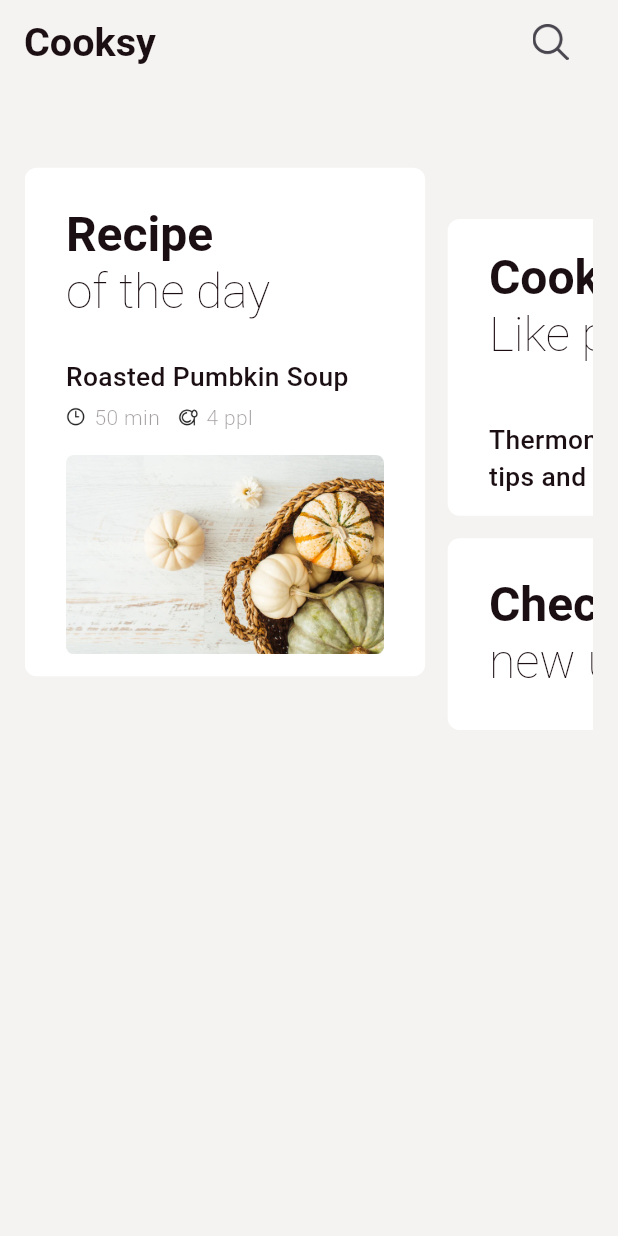
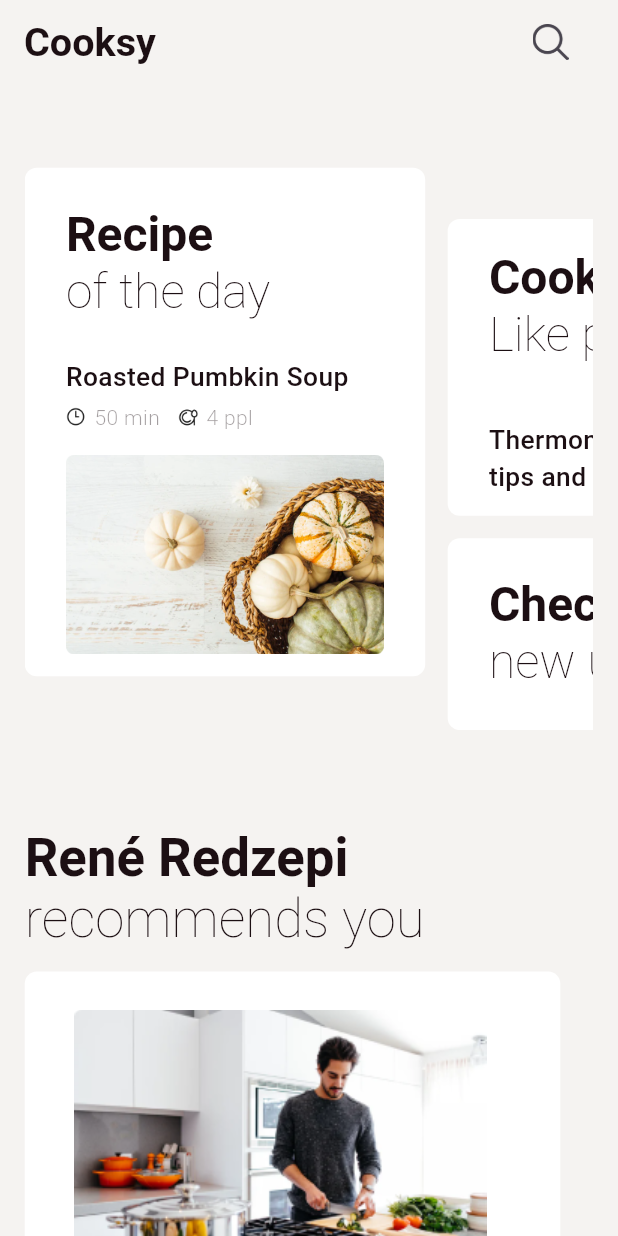
Before and after one commit to Abd2lhakam19/Recipe_App, a Flutter app: the Inspiration screen opened directly, on a phone screen of 412 x 824 dp. Run offline on Flutter 3.47's test engine with Material 3 defaults, Android fonts, the phone set to English and light mode, and no system bars; our stand-ins replace animate_do, flutter_screenutil, flutter_svg, gap.

Commit message:
Finished Inspiration Screen Ui

```diff
--- a/lib/core/helper/app_assets.dart
+++ b/lib/core/helper/app_assets.dart
@@ -8,5 +8,6 @@ class AppAseets {
       search = "assets/images/Search.png",
       clock = "assets/images/Clock.png",
       tableware = "assets/images/Tableware.png",
-      food = "assets/images/food.png";
+      food = "assets/images/food.png",
+      food2 = "assets/images/food2.png";
 }
--- a/lib/features/inspiration/ui/inspiration_screen.dart
+++ b/lib/features/inspiration/ui/inspiration_screen.dart
@@ -1,6 +1,8 @@
 import 'package:cooking_app/core/helper/app_assets.dart';
 import 'package:cooking_app/core/helper/app_strings.dart';
 import 'package:cooking_app/core/theming/text_styles.dart';
+import 'package:cooking_app/features/inspiration/ui/widgets/bottom_section.dart';
+import 'package:cooking_app/features/inspiration/ui/widgets/middel_title.dart';
 import 'package:cooking_app/features/inspiration/ui/widgets/top_section.dart';
 import 'package:flutter/material.dart';
 import 'package:flutter_screenutil/flutter_screenutil.dart';
@@ -30,9 +32,14 @@ class Inspiration extends StatelessWidget {
           child: Padding(
             padding: EdgeInsets.symmetric(horizontal: 15.w),
             child: const Column(
+              crossAxisAlignment: CrossAxisAlignment.start,
               children: [
                 Gap(20),
                 TopSection(),
+                Gap(64),
+                MiddelTitle(),
+                Gap(15),
+                BottomSection(),
               ],
             ),
           ),
--- /dev/null
+++ b/lib/features/inspiration/ui/widgets/bottom_section.dart
@@ -0,0 +1,74 @@
+import 'package:cooking_app/core/helper/app_assets.dart';
+import 'package:cooking_app/core/theming/app_colors.dart';
+import 'package:flutter/material.dart';
+import 'package:flutter_screenutil/flutter_screenutil.dart';
+import 'package:gap/gap.dart';
+
+class BottomSection extends StatelessWidget {
+  const BottomSection({super.key});
+
+  @override
+  Widget build(BuildContext context) {
+    return Container(
+      padding: EdgeInsets.symmetric(horizontal: 30.w, vertical: 25.h),
+      height: 433.h,
+      width: 325.w,
+      decoration: BoxDecoration(
+        borderRadius: BorderRadius.circular(8),
+        color: Colors.white,
+      ),
+      child: Column(
+        crossAxisAlignment: CrossAxisAlignment.start,
+        children: [
+          Image.asset(AppAseets.food2),
+          const Gap(15),
+          Text(
+            "Vegan Thai Curry Soup",
+            style: TextStyle(
+                fontSize: 18.sp,
+                fontWeight: FontWeight.w500,
+                color: AppColors.brownColor),
+          ),
+          const Gap(15),
+          Text(
+            "Spice lovers will slurp up this soup in seconds. Featuring chili powder, smoked paprika, and cayenne pepper, every bowl brings the heat.",
+            style: TextStyle(
+                fontSize: 16.sp,
+                fontWeight: FontWeight.w300,
+                color: AppColors.brownColor),
+          ),
+          const Gap(30),
+          Row(
+            children: [
+              const ImageIcon(
+                AssetImage(AppAseets.clock),
+                size: 14,
+              ),
+              const Gap(5),
+              Text(
+                "50 min",
+                style: TextStyle(
+                    fontSize: 14.sp,
+                    fontWeight: FontWeight.w300,
+                    color: AppColors.brownColor.withOpacity(0.4)),
+              ),
+              const Gap(12),
+              const ImageIcon(
+                AssetImage(AppAseets.tableware),
+                size: 14,
+              ),
+              const Gap(5),
+              Text(
+                "4 ppl",
+                style: TextStyle(
+                    fontSize: 14.sp,
+                    fontWeight: FontWeight.w300,
+                    color: AppColors.brownColor.withOpacity(0.4)),
+              ),
+            ],
+          )
+        ],
+      ),
+    );
+  }
+}
--- a/lib/features/inspiration/ui/widgets/cook_like_pro_content.dart
+++ b/lib/features/inspiration/ui/widgets/cook_like_pro_content.dart
@@ -2,7 +2,6 @@ import 'package:cooking_app/core/theming/app_colors.dart';
 import 'package:cooking_app/features/inspiration/ui/widgets/cook_like_pro_title.dart';
 import 'package:flutter/material.dart';
 import 'package:flutter_screenutil/flutter_screenutil.dart';
-import 'package:gap/gap.dart';
 
 class CookLikeProContent extends StatelessWidget {
   const CookLikeProContent({super.key});
--- /dev/null
+++ b/lib/features/inspiration/ui/widgets/middel_title.dart
@@ -0,0 +1,29 @@
+import 'package:cooking_app/core/theming/app_colors.dart';
+import 'package:flutter/material.dart';
+import 'package:flutter_screenutil/flutter_screenutil.dart';
+
+class MiddelTitle extends StatelessWidget {
+  const MiddelTitle({super.key});
+
+  @override
+  Widget build(BuildContext context) {
+    return RichText(
+      text: TextSpan(children: [
+        TextSpan(
+          text: "René Redzepi\n",
+          style: TextStyle(
+              fontSize: 32.sp,
+              fontWeight: FontWeight.w600,
+              color: AppColors.brownColor),
+        ),
+        TextSpan(
+          text: "recommends you",
+          style: TextStyle(
+              fontSize: 32.sp,
+              fontWeight: FontWeight.w200,
+              color: AppColors.brownColor),
+        ),
+      ]),
+    );
+  }
+}
```
Also changed, not shown: assets/images/food2.png (added).
